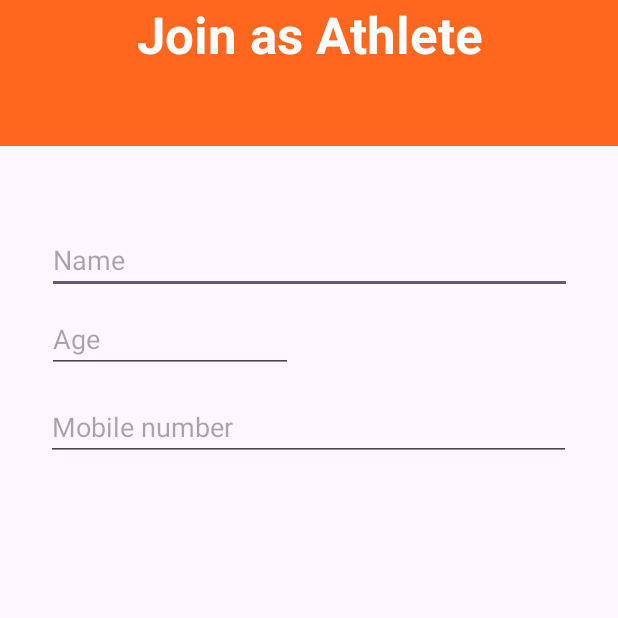
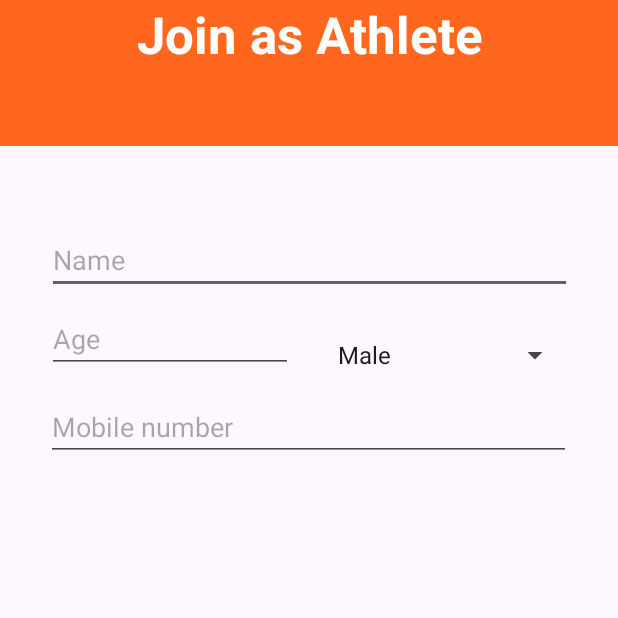
Before and after one commit to suman200421/LAKSHYA, an Android app: the athlete_sign_in_page screen opened directly, with no data from a screen before it, on a phone screen of 412 x 824 dp, the top half of it. Run offline under Robolectric (Android 15) with nearby library versions, the phone set to English and light mode, and no system bars.

Commit message:
athlete sign in updated

```diff
--- a/app/src/main/java/com/example/lakshya/athlete_sign_in_page.java
+++ b/app/src/main/java/com/example/lakshya/athlete_sign_in_page.java
@@ -1,6 +1,10 @@
 package com.example.lakshya;
 
 import android.os.Bundle;
+import android.view.View;
+import android.widget.AdapterView;
+import android.widget.ArrayAdapter;
+import android.widget.Spinner;
 
 import androidx.activity.EdgeToEdge;
 import androidx.appcompat.app.AppCompatActivity;
@@ -20,5 +24,26 @@ public class athlete_sign_in_page extends AppCompatActivity {
             v.setPadding(systemBars.left, systemBars.top, systemBars.right, systemBars.bottom);
             return insets;
         });
+
+    // Java
+    Spinner mySpinner = findViewById(R.id.my_spinner);
+    ArrayAdapter<CharSequence> adapter = ArrayAdapter.createFromResource(this,
+            R.array.spinner_items, android.R.layout.simple_spinner_item);
+    adapter.setDropDownViewResource(android.R.layout.simple_spinner_dropdown_item);
+    mySpinner.setAdapter(adapter);
+
+    mySpinner.setOnItemSelectedListener(new AdapterView.OnItemSelectedListener()
+
+    {
+        public void onItemSelected (AdapterView < ? > parent, View view, int position, long id){
+        String selectedItem = parent.getItemAtPosition(position).toString();
+        // Handle selected item
+    }
+
+        @Override
+        public void onNothingSelected (AdapterView < ? > parent) {
+        // Handle no selection
+    }
+    });
     }
 }
--- a/app/src/main/res/layout/activity_athlete_sign_in_page.xml
+++ b/app/src/main/res/layout/activity_athlete_sign_in_page.xml
@@ -95,5 +95,16 @@
         app:layout_constraintTop_toTopOf="parent"
         app:layout_constraintVertical_bias="0.932" />
 
+    <Spinner
+        android:id="@+id/my_spinner"
+        android:layout_width="163dp"
+        android:layout_height="41dp"
+        app:layout_constraintBottom_toBottomOf="parent"
+        app:layout_constraintEnd_toEndOf="parent"
+        app:layout_constraintHorizontal_bias="0.875"
+        app:layout_constraintStart_toStartOf="parent"
+        app:layout_constraintTop_toTopOf="parent"
+        app:layout_constraintVertical_bias="0.276" />
+
 
 </androidx.constraintlayout.widget.ConstraintLayout>
--- a/app/src/main/res/values/strings.xml
+++ b/app/src/main/res/values/strings.xml
@@ -10,4 +10,12 @@
     <string name="overall_score">Overall Score</string>
     <string name="badges_earned">Badges Earned</string>
     <string name="test_completed">Test Completed</string>
+    <string name="vertical_jump_test">Vertical Jump Test</string>
+    <string name="instruction_nstand_with_feet_soulder_width_apart_njupm_as_high_as_possible_nland_softly_on_both_feet_ncomplete_3_attempts">Instruction:-\nStand With feet soulder-width apart\njupm as high as possible\nLand softly on both feet\nComplete 3 attempts</string>
+    <string-array name="spinner_items">
+        <item>Male</item>
+        <item>Female</item>
+        <item>Transgender</item>
+        <item>Prefer Not to say</item>
+    </string-array>
 </resources>
```
Also changed, not shown: app/src/main/AndroidManifest.xml (+6 -3 lines), app/src/main/java/com/example/lakshya/Task_assessment.java (added, +24 -0 lines), app/src/main/res/layout/activity_task_assessment.xml (added, +82 -0 lines).
